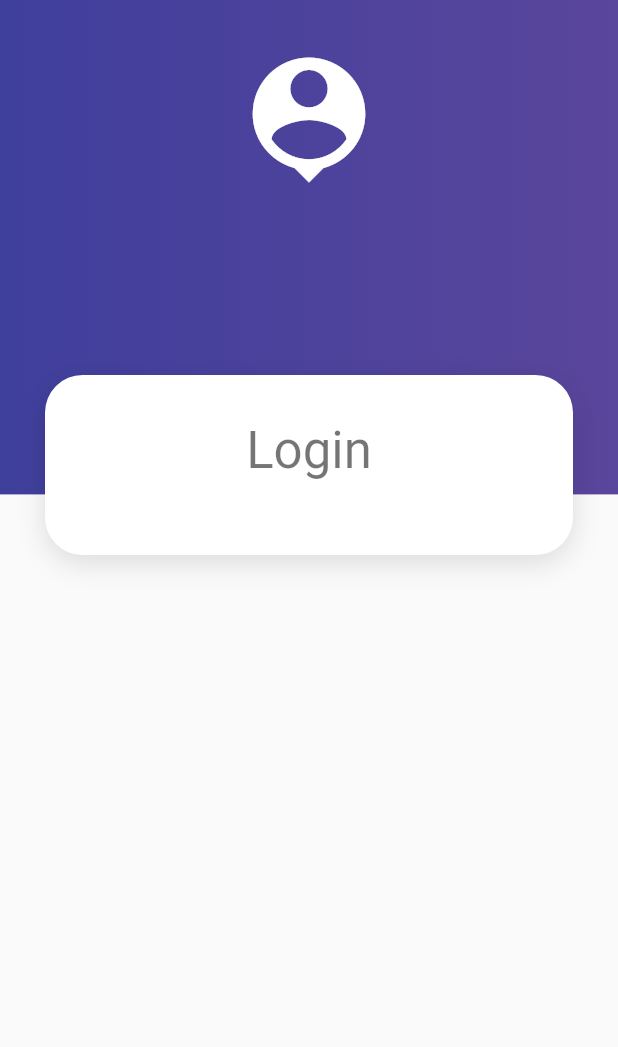
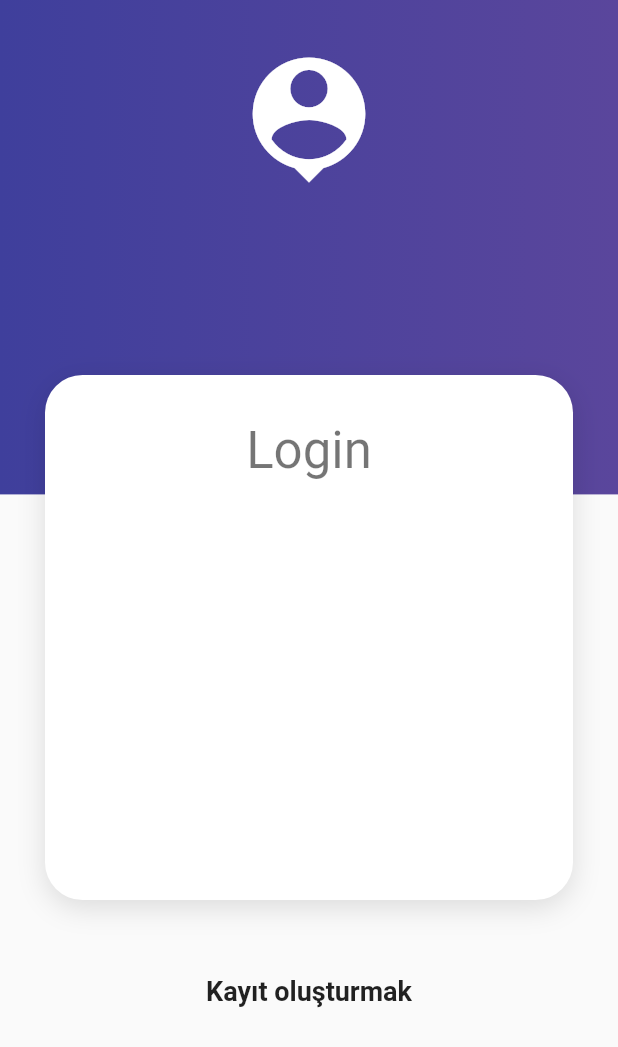
Before and after one commit to muratkcrm/fastmkcrm, a Flutter app: the screen it shows after launch, on a phone screen of 412 x 824 dp. Shown: the top 1047 px of the screen. Run offline on Flutter 3.47's test engine with Material 2 defaults, Android fonts, the phone set to English and light mode, and no system bars.

Commit message:
fastmkcrm4

```diff
--- a/lib/screens/login_screen.dart
+++ b/lib/screens/login_screen.dart
@@ -39,7 +39,7 @@ class LoginScreen extends StatelessWidget {
                   padding: const EdgeInsets.all(20),
                   margin: const EdgeInsets.symmetric(horizontal: 30),
                   width: double.infinity,
-                  //height: 100,
+                  height: 350,
                   decoration: BoxDecoration(
                       color: Colors.white,
                       borderRadius: BorderRadius.circular(25),
@@ -59,6 +59,11 @@ class LoginScreen extends StatelessWidget {
                     ],
                   ),
                 ),
+                const SizedBox(height: 50),
+                const Text(
+                  'Kayıt oluşturmak',
+                  style: TextStyle(fontSize: 18, fontWeight: FontWeight.bold),
+                ),
               ],
             ),
           ],
```
